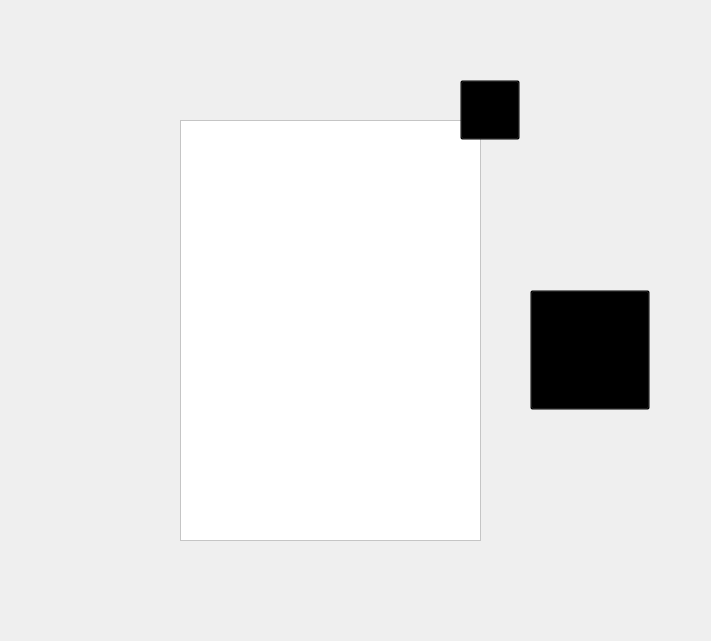
Above: overlay.ui from fabiomdiniz/Frey before the change. Below: the same form after it.
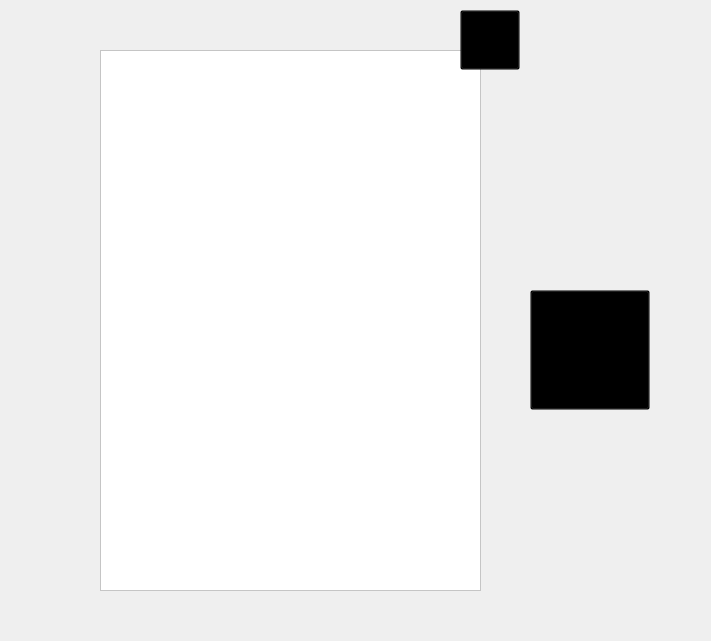
That is the form after the change. Icons and pictures are not drawn.

```diff
--- a/overlay.ui
+++ b/overlay.ui
@@ -22,10 +22,10 @@
   <widget class="QListWidget" name="album_songs">
    <property name="geometry">
     <rect>
-     <x>180</x>
-     <y>120</y>
-     <width>301</width>
-     <height>421</height>
+     <x>100</x>
+     <y>50</y>
+     <width>381</width>
+     <height>541</height>
     </rect>
    </property>
    <property name="sizePolicy">
@@ -45,7 +45,7 @@
    <property name="geometry">
     <rect>
      <x>460</x>
-     <y>80</y>
+     <y>10</y>
      <width>60</width>
      <height>60</height>
     </rect>
```
